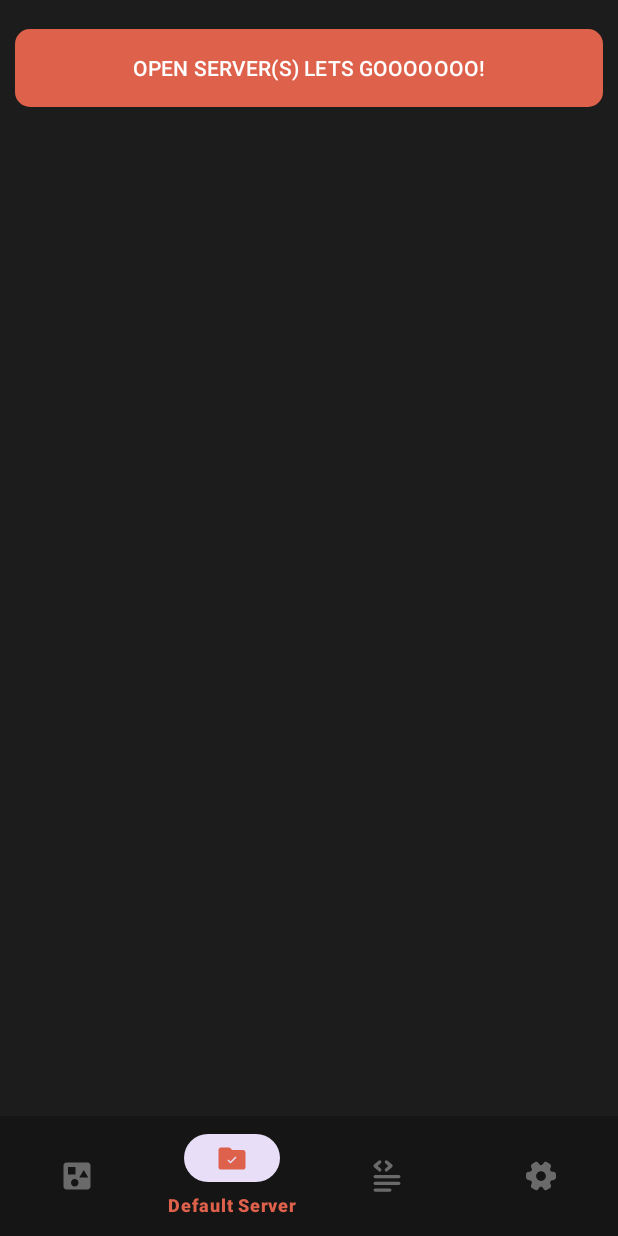
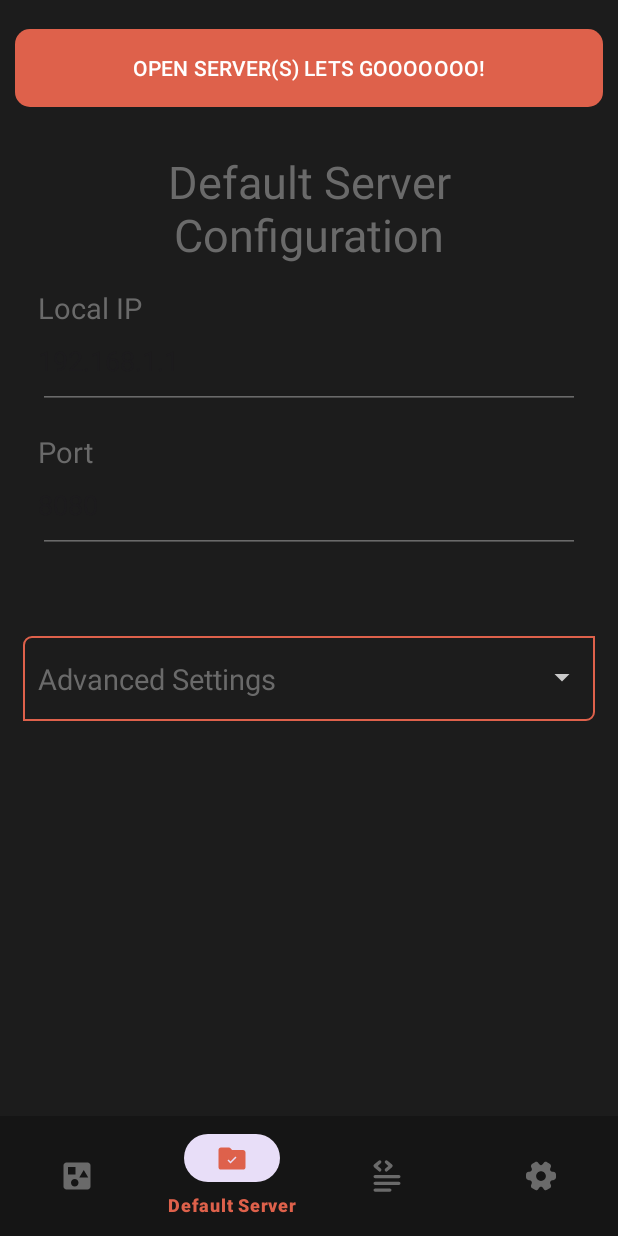
Before and after one commit to ozgurbaykal/HostMobile, an Android app: the MainActivity screen opened directly, with no data from a screen before it, item 2 of the bottom bar chosen, on a phone screen of 412 x 824 dp. Run offline under Robolectric (Android 15) with nearby library versions, the phone set to English and light mode, and no system bars.

Commit message:
add two fragment in mainActivity

```diff
--- a/app/build.gradle
+++ b/app/build.gradle
@@ -44,4 +44,5 @@ dependencies {
     testImplementation 'junit:junit:4.13.2'
     androidTestImplementation 'androidx.test.ext:junit:1.1.5'
     androidTestImplementation 'androidx.test.espresso:espresso-core:3.5.1'
+    implementation("androidx.fragment:fragment-ktx:1.5.7")
 }
--- /dev/null
+++ b/app/src/main/java/com/ozgurbaykal/hostmobile/view/CustomServerFragment.kt
@@ -0,0 +1,48 @@
+package com.ozgurbaykal.hostmobile.view
+
+import android.os.Bundle
+import android.util.Log
+import android.view.LayoutInflater
+import android.view.View
+import android.view.ViewGroup
+import android.widget.LinearLayout
+import android.widget.RelativeLayout
+import androidx.core.view.isVisible
+import androidx.fragment.app.Fragment
+import com.ozgurbaykal.hostmobile.R
+import com.ozgurbaykal.hostmobile.databinding.FragmentCustomServerBinding
+
+class CustomServerFragment : Fragment(R.layout.fragment_custom_server) {
+
+    private val TAG = "_CustomServerFragment"
+
+    private var _binding: FragmentCustomServerBinding? = null
+    private val binding get() = _binding!!
+
+    private lateinit var advancedSettingsButton : RelativeLayout
+    private lateinit var dropDownLinear : LinearLayout
+
+    override fun onCreateView(
+        inflater: LayoutInflater,
+        container: ViewGroup?,
+        savedInstanceState: Bundle?
+    ): View? {
+
+        _binding = FragmentCustomServerBinding.inflate(inflater, container, false)
+        val view = binding.root
+
+        advancedSettingsButton = binding.advancedSettingsRelativeLayoutButton
+        dropDownLinear = binding.dropDownLinear
+
+        advancedSettingsButton.setOnClickListener {
+            Log.i(TAG, " Advanced Settings Clicked")
+
+            if(dropDownLinear.isVisible)
+                dropDownLinear.visibility = View.GONE
+            else
+                dropDownLinear.visibility = View.VISIBLE
+        }
+
+        return view
+    }
+}
--- /dev/null
+++ b/app/src/main/java/com/ozgurbaykal/hostmobile/view/DefaultServerFragment.kt
@@ -0,0 +1,48 @@
+package com.ozgurbaykal.hostmobile.view
+
+import android.os.Bundle
+import android.util.Log
+import android.view.LayoutInflater
+import android.view.View
+import android.view.ViewGroup
+import android.widget.LinearLayout
+import android.widget.RelativeLayout
+import androidx.core.view.isVisible
+import androidx.fragment.app.Fragment
+import com.ozgurbaykal.hostmobile.R
+import com.ozgurbaykal.hostmobile.databinding.FragmentDefaultServerBinding
+
+class DefaultServerFragment : Fragment(R.layout.fragment_default_server) {
+
+    private val TAG = "_DefaultServerFragment"
+
+    private var _binding: FragmentDefaultServerBinding? = null
+    private val binding get() = _binding!!
+
+    private lateinit var advancedSettingsButton : RelativeLayout
+    private lateinit var dropDownLinear : LinearLayout
+
+    override fun onCreateView(
+        inflater: LayoutInflater,
+        container: ViewGroup?,
+        savedInstanceState: Bundle?
+    ): View? {
+
+        _binding = FragmentDefaultServerBinding.inflate(inflater, container, false)
+        val view = binding.root
+
+        advancedSettingsButton = binding.advancedSettingsRelativeLayoutButton
+        dropDownLinear = binding.dropDownLinear
+
+        advancedSettingsButton.setOnClickListener {
+            Log.i(TAG, " Advanced Settings Clicked")
+
+            if(dropDownLinear.isVisible)
+                dropDownLinear.visibility = View.GONE
+            else
+                dropDownLinear.visibility = View.VISIBLE
+        }
+
+        return view
+    }
+}
--- a/app/src/main/java/com/ozgurbaykal/hostmobile/view/MainActivity.kt
+++ b/app/src/main/java/com/ozgurbaykal/hostmobile/view/MainActivity.kt
@@ -3,13 +3,26 @@ package com.ozgurbaykal.hostmobile.view
 import android.content.Intent
 import androidx.appcompat.app.AppCompatActivity
 import android.os.Bundle
+import android.util.Log
+import androidx.fragment.app.Fragment
+import com.google.android.material.bottomnavigation.BottomNavigationView
 import com.ozgurbaykal.hostmobile.R
 import com.ozgurbaykal.hostmobile.control.SharedPreferenceManager
+import com.ozgurbaykal.hostmobile.databinding.ActivityMainBinding
+import androidx.fragment.app.add
+import androidx.fragment.app.commit
+class MainActivity : AppCompatActivity() {
+    private val TAG = "_MainActivity"
 
-class MainActivity : AppCompatActivity() {
-    override fun onCreate(savedInstanceState: Bundle?) {
+    private lateinit var binding: ActivityMainBinding
+
+    private lateinit var bottomNav : BottomNavigationView
+        override fun onCreate(savedInstanceState: Bundle?) {
         super.onCreate(savedInstanceState)
-        setContentView(R.layout.activity_main)
+        binding = ActivityMainBinding.inflate(layoutInflater)
+        val view = binding.root
+        setContentView(view)
+
 
         SharedPreferenceManager.init(this@MainActivity)
 
@@ -19,5 +32,45 @@ class MainActivity : AppCompatActivity() {
             startActivity(intent)
         }
 
+        bottomNav = binding.bottomNavigation
+
+        bottomNav.setOnItemSelectedListener  {item ->
+            when (item.itemId) {
+                R.id.page_1_bottom_nav_button -> {
+                    Log.i(TAG, "Bottom Nav ClickEvent -> PAGE 1")
+                    changeFragment(CustomServerFragment(), R.id.main_fragment_view)
+                    return@setOnItemSelectedListener true
+                }
+                R.id.page_2_bottom_nav_button -> {
+                    Log.i(TAG, "Bottom Nav ClickEvent -> PAGE 2")
+                    changeFragment(DefaultServerFragment(), R.id.main_fragment_view)
+                    return@setOnItemSelectedListener true
+                }
+                R.id.page_3_bottom_nav_button -> {
+                    Log.i(TAG, "Bottom Nav ClickEvent -> PAGE 3")
+                    return@setOnItemSelectedListener true
+                }
+                R.id.page_4_bottom_nav_button -> {
+                    Log.i(TAG, "Bottom Nav ClickEvent -> PAGE 4")
+                    return@setOnItemSelectedListener true
+                }
+            }
+            false
+        }
+            if (savedInstanceState == null) {
+                supportFragmentManager.commit {
+                    setReorderingAllowed(true)
+                    add<CustomServerFragment>(R.id.main_fragment_view)
+                }
+            }
+
+        }
+
+    private fun changeFragment(fragment: Fragment, frameId: Int) {
+        supportFragmentManager.beginTransaction().apply {
+            replace(frameId, fragment)
+            commit()
+        }
     }
+
 }
--- /dev/null
+++ b/app/src/main/res/color/custom_edit_text_simple.xml
@@ -0,0 +1,5 @@
+<?xml version="1.0" encoding="utf-8"?>
+<selector xmlns:android="http://schemas.android.com/apk/res/android">
+    <item android:color="@color/custom_red" android:state_focused="true"/>
+    <item android:color="@color/custom_gray"/>
+</selector>
--- /dev/null
+++ b/app/src/main/res/drawable/arrow_drop_down_gray.xml
@@ -0,0 +1,5 @@
+<vector android:height="24dp" android:tint="#C9C9C9"
+    android:viewportHeight="24" android:viewportWidth="24"
+    android:width="24dp" xmlns:android="http://schemas.android.com/apk/res/android">
+    <path android:fillColor="@android:color/white" android:pathData="M7,10l5,5 5,-5z"/>
+</vector>
--- /dev/null
+++ b/app/src/main/res/drawable/custom_border.xml
@@ -0,0 +1,18 @@
+<?xml version="1.0" encoding="utf-8"?>
+<shape xmlns:android="http://schemas.android.com/apk/res/android"
+    android:shape="rectangle" >
+    <!-- This is the stroke you want to define -->
+    <stroke android:width="1dp"
+        android:color="@color/custom_red"/>
+
+    <!-- Optional, round your corners -->
+    <corners android:bottomLeftRadius="0dp"
+        android:topLeftRadius="5dp"
+        android:bottomRightRadius="5dp"
+        android:topRightRadius="0dp" />
+
+    <!-- Optional, fill the rest of your background with a color or gradient, use transparent if you only want the border to be displayed-->
+    <gradient android:startColor="@android:color/transparent"
+        android:endColor="@android:color/transparent"
+        android:angle="90"/>
+</shape>
--- /dev/null
+++ b/app/src/main/res/layout/fragment_default_server.xml
@@ -0,0 +1,143 @@
+<?xml version="1.0" encoding="utf-8"?>
+<ScrollView xmlns:android="http://schemas.android.com/apk/res/android"
+    android:layout_width="match_parent"
+    android:layout_height="match_parent"
+    android:background="@color/custom_black2">
+
+    <RelativeLayout
+        android:layout_width="match_parent"
+        android:layout_height="wrap_content">
+
+        <LinearLayout
+            android:id="@+id/defaultServerPageTopLinear"
+            android:layout_width="wrap_content"
+            android:layout_height="wrap_content"
+            android:layout_alignParentStart="true"
+            android:layout_alignParentEnd="true"
+            android:layout_marginStart="0dp"
+            android:layout_marginEnd="0dp"
+            android:orientation="vertical"
+            android:padding="25dp">
+
+            <TextView
+                android:layout_width="match_parent"
+                android:layout_height="wrap_content"
+                android:text="Default Server Configuration"
+                android:textColor="@color/custom_gray"
+                android:textAlignment="center"
+                android:layout_marginBottom="15dp"
+                android:textSize="30dp"/>
+
+            <TextView
+                android:layout_width="wrap_content"
+                android:layout_height="wrap_content"
+                android:text="Local IP"
+                android:textColor="@color/custom_gray"
+                android:textSize="19dp"/>
+
+            <EditText
+                android:layout_width="match_parent"
+                android:layout_height="wrap_content"
+                android:hint="192.168.1.1"
+                android:paddingBottom="20dp"
+                android:paddingStart="0dp"
+                android:backgroundTint="@color/custom_edit_text_simple"
+                android:enabled="false"/>
+
+            <TextView
+                android:layout_width="wrap_content"
+                android:layout_height="wrap_content"
+                android:text="Port"
+                android:textColor="@color/custom_gray"
+                android:textSize="19dp"
+                android:layout_marginTop="15dp"/>
+
+            <EditText
+                android:layout_width="match_parent"
+                android:layout_height="wrap_content"
+                android:hint="8080"
+                android:paddingBottom="20dp"
+                android:paddingStart="0dp"
+                android:inputType="number"
+                android:maxLength="4"
+                android:backgroundTint="@color/custom_edit_text_simple"/>
+
+        </LinearLayout>
+
+        <RelativeLayout
+            android:id="@+id/advancedSettingsRelativeLayoutButton"
+            android:layout_width="match_parent"
+            android:layout_height="wrap_content"
+            android:layout_below="@+id/defaultServerPageTopLinear"
+            android:layout_marginTop="30dp"
+            android:paddingTop="15dp"
+            android:paddingBottom="15dp"
+            android:layout_marginLeft="15dp"
+            android:layout_marginRight="15dp"
+            android:paddingLeft="10dp"
+            android:paddingRight="10dp"
+            android:layout_marginBottom="25dp"
+            android:background="@drawable/custom_border">
+
+            <TextView
+                android:id="@+id/textView1"
+                android:layout_width="match_parent"
+                android:layout_height="wrap_content"
+                android:layout_alignParentStart="true"
+                android:layout_alignParentTop="true"
+                android:layout_marginStart="0dp"
+                android:layout_marginTop="0dp"
+                android:text="Advanced Settings "
+                android:textColor="@color/custom_gray"
+                android:textSize="19dp" />
+
+            <ImageView
+                android:layout_width="wrap_content"
+                android:layout_height="wrap_content"
+                android:layout_alignParentTop="true"
+                android:layout_alignParentEnd="true"
+                android:layout_marginEnd="0dp"
+                android:src="@drawable/arrow_drop_down_gray" />
+
+            <LinearLayout
+                android:id="@+id/dropDownLinear"
+                android:layout_width="match_parent"
+                android:layout_height="wrap_content"
+                android:orientation="vertical"
+                android:layout_below="@+id/textView1"
+                android:visibility="gone">
+
+                <TextView
+                    android:layout_width="wrap_content"
+                    android:layout_height="wrap_content"
+                    android:layout_marginTop="15dp"
+                    android:text="@string/lorem_ipsum_5word"
+                    android:textColor="@color/custom_gray"
+                    android:textSize="19sp" />
+
+                <TextView
+                    android:layout_width="wrap_content"
+                    android:layout_height="wrap_content"
+                    android:layout_marginTop="15dp"
+                    android:text="@string/lorem_ipsum_5word"
+                    android:textColor="@color/custom_gray"
+                    android:textSize="19sp" />
+
+                <TextView
+                    android:layout_width="wrap_content"
+                    android:layout_height="wrap_content"
+                    android:layout_marginTop="15dp"
+                    android:text="@string/lorem_ipsum_5word"
+                    android:textColor="@color/custom_gray"
+                    android:textSize="19sp" />
+
+            </LinearLayout>
+
+        </RelativeLayout>
+
+    </RelativeLayout>
+
+
+
+
+</ScrollView>
--- a/app/src/main/res/menu/bottom_navigation_menu.xml
+++ b/app/src/main/res/menu/bottom_navigation_menu.xml
@@ -1,22 +1,22 @@
 <menu xmlns:android="http://schemas.android.com/apk/res/android"
     xmlns:app="http://schemas.android.com/apk/res-auto">
     <item
-        android:id="@+id/page_1"
+        android:id="@+id/page_1_bottom_nav_button"
         android:enabled="true"
         android:icon="@drawable/custom_edit_server_icon"
         android:title="Custom Server"/>
     <item
-        android:id="@+id/page_2"
+        android:id="@+id/page_2_bottom_nav_button"
         android:enabled="true"
         android:icon="@drawable/installed_server_icon"
         android:title="Default Server"/>
     <item
-        android:id="@+id/page_3"
+        android:id="@+id/page_3_bottom_nav_button"
         android:enabled="true"
         android:icon="@drawable/log_icon"
         android:title="Logs"/>
     <item
-        android:id="@+id/page_4"
+        android:id="@+id/page_4_bottom_nav_button"
         android:enabled="true"
         android:icon="@drawable/setting_icon"
         android:title="Settings"/>
```
Also changed, not shown: app/src/main/res/layout/fragment_custom_server.xml (added, +143 -0 lines).
